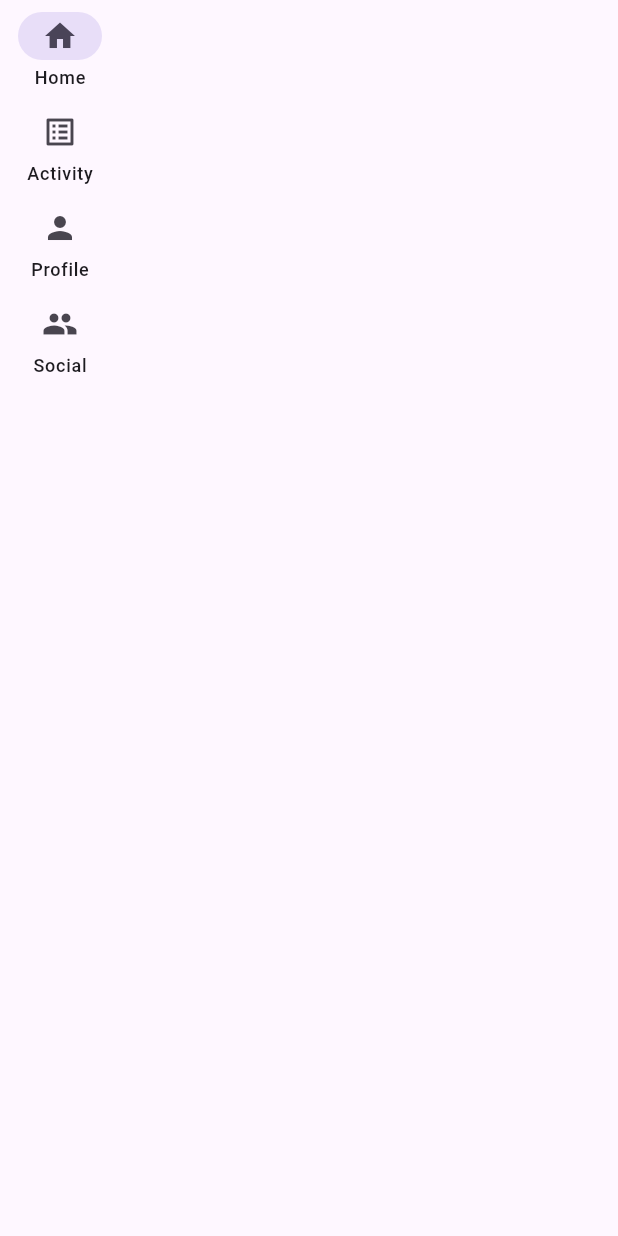
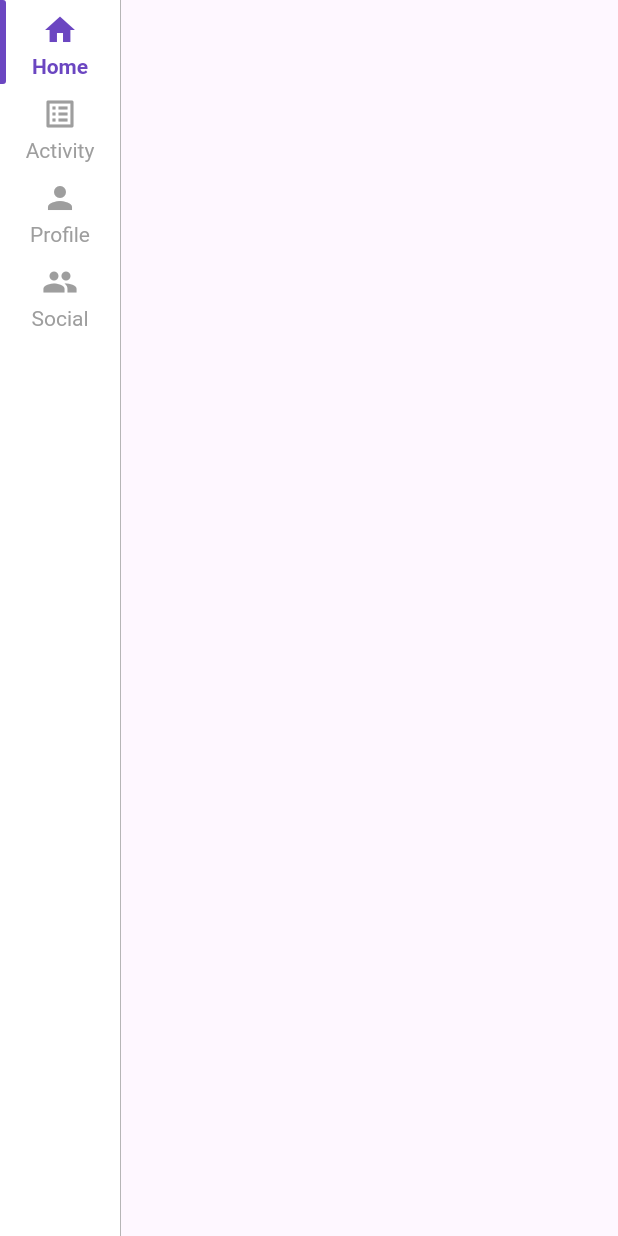
Before and after one commit to SaiAdithya109/go_router_demo, a Flutter app: the AppWebLayout screen opened directly with empty values, on a phone screen of 412 x 824 dp. Run offline on Flutter 3.47's test engine with Material 3 defaults, Android fonts, the phone set to English and light mode, and no system bars; our stand-ins replace go_router; missing offline and left inert: dart:html.

Commit message:
reference code for navigation rail design

```diff
--- a/lib/layout/app_layout_manager.dart
+++ b/lib/layout/app_layout_manager.dart
@@ -58,10 +58,39 @@ class AppWebLayout extends StatelessWidget {
     return Scaffold(
       body: Row(
         children: [
-          NavigationRail(
+          Stack(
+            children: [
+              Container(
+                decoration: const BoxDecoration(
+                  color: Colors.white,
+                  border: Border(
+                    right: BorderSide(color: Colors.grey, width: 0.5),
+                  ),
+                ),
+                child: NavigationRail(
                   selectedIndex: _calculateSelectedIndex(context),
-            onDestinationSelected: (index) => _onItemTapped(index, context),
+                  onDestinationSelected: (index) =>
+                      _onItemTapped(index, context),
                   labelType: NavigationRailLabelType.all,
+                  backgroundColor: Colors.transparent,
+                  selectedIconTheme: const IconThemeData(
+                    color: Color(0xFF6B46C1), // Purple color for selected icon
+                    size: 24,
+                  ),
+                  unselectedIconTheme: const IconThemeData(
+                    color: Colors.grey,
+                    size: 24,
+                  ),
+                  selectedLabelTextStyle: const TextStyle(
+                    color: Color(0xFF6B46C1), // Purple color for selected text
+                    fontWeight: FontWeight.w600,
+                  ),
+                  unselectedLabelTextStyle: const TextStyle(
+                    color: Colors.grey,
+                    fontWeight: FontWeight.w400,
+                  ),
+                  useIndicator:
+                      false, // Remove the default background indicator
                   destinations: const [
                     NavigationRailDestination(
                         icon: Icon(Icons.home), label: Text('Home')),
@@ -71,6 +100,26 @@ class AppWebLayout extends StatelessWidget {
                         icon: Icon(Icons.person), label: Text('Profile')),
                     NavigationRailDestination(
                         icon: Icon(Icons.people), label: Text('Social')),
+                  ],
+                ),
+              ),
+              // Custom left border indicator
+              Positioned(
+                left: 0,
+                top: (_calculateSelectedIndex(context) *
+                    56), // Adjust positioning
+                child: Container(
+                  width: 4,
+                  height: 56,
+                  decoration: const BoxDecoration(
+                    color: Color(0xFF6B46C1),
+                    borderRadius: BorderRadius.only(
+                      topRight: Radius.circular(2),
+                      bottomRight: Radius.circular(2),
+                    ),
+                  ),
+                ),
+              ),
             ],
           ),
           Expanded(child: child),
```
Lines whose indentation alone changed are shown as unchanged.
